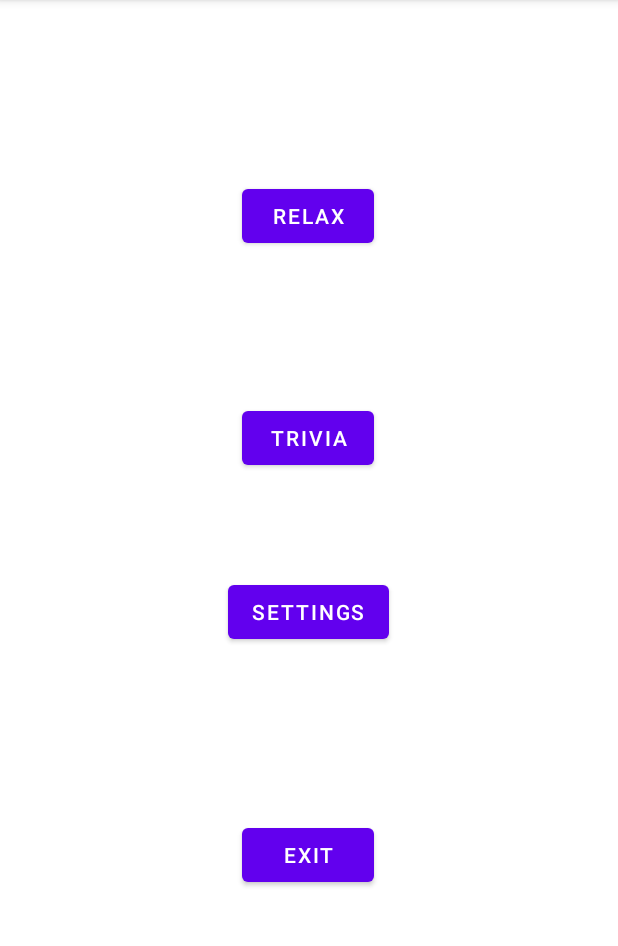
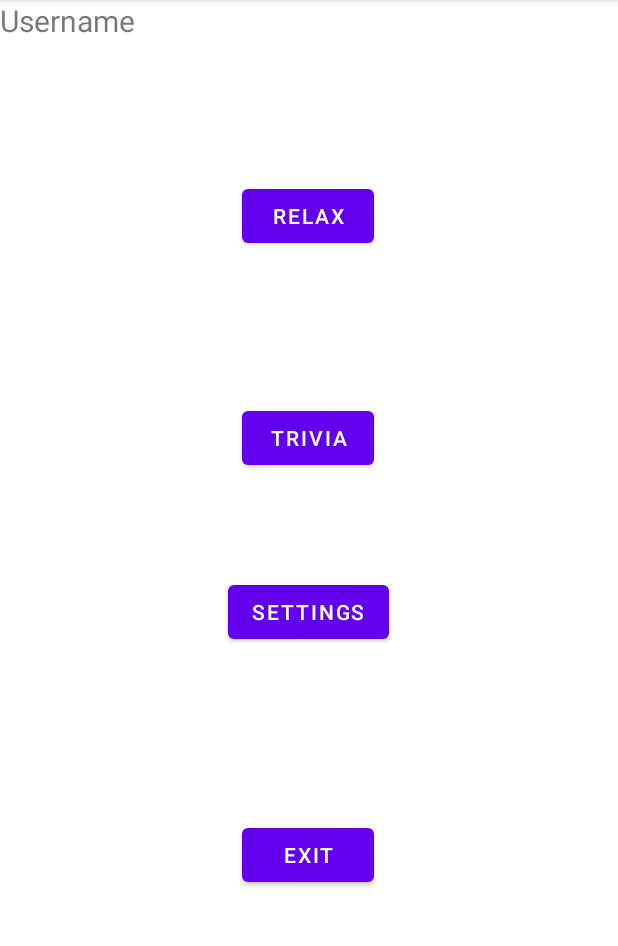
Before and after one commit to Pall00/AndroidProjektiRentoutusApp, an Android app: the SetupMenu screen opened directly, with no data from a screen before it, on a phone screen of 412 x 824 dp, the part 84-1030 px from its top. Run offline under Robolectric (Android 15) with nearby library versions, the phone set to English and light mode, and no system bars.

Commit message:
Adding UI elements and comments

```diff
--- a/app/src/main/AndroidManifest.xml
+++ b/app/src/main/AndroidManifest.xml
@@ -9,6 +9,9 @@
         android:roundIcon="@mipmap/ic_launcher_round"
         android:supportsRtl="true"
         android:theme="@style/Theme.AndroidProjectiRentoutusApp">
+        <activity
+            android:name=".TriviaDetailsActivity"
+            android:exported="false" />
         <activity
             android:name=".activity_trivia"
             android:exported="false" />
--- a/app/src/main/java/com/example/androidprojectirentoutusapp/SetupMenu.java
+++ b/app/src/main/java/com/example/androidprojectirentoutusapp/SetupMenu.java
@@ -3,19 +3,60 @@ package com.example.androidprojectirentoutusapp;
 import androidx.appcompat.app.AppCompatActivity;
 
 import android.content.Intent;
+import android.content.SharedPreferences;
 import android.os.Bundle;
 import android.util.Log;
+import android.view.View;
+import android.widget.TextView;
 
 public class SetupMenu extends AppCompatActivity {
+
+    private static final String EXTRA_USER = "com.example.androidprojektirentoutusapp.USER";
+    //private Intent intent = getIntent();
+    //private int user = intent.getIntExtra(MainActivity.EXTRA_USER, 0);
 
     @Override
     protected void onCreate(Bundle savedInstanceState) {
         super.onCreate(savedInstanceState);
         setContentView(R.layout.activity_setup_menu);
 
+        TextView tv = findViewById(R.id.textViewUsername);
+
         Intent intent = getIntent();
+
         int user = intent.getIntExtra(MainActivity.EXTRA_USER, 0);
 
+        SharedPreferences user1 = getSharedPreferences("User1", MODE_PRIVATE);
+        SharedPreferences user2 = getSharedPreferences("User2", MODE_PRIVATE);
+        SharedPreferences user3 = getSharedPreferences("User3", MODE_PRIVATE);
+
         Log.i("MY_APP", String.valueOf(user));
+
+        if(user == 1){
+            tv.setText((user1.getString("Username", "0")));
+        } else if(user == 2){
+            tv.setText((user2.getString("Username", "0")));
+        } else if(user ==3){
+            tv.setText((user3.getString("Username", "0")));
+        }
+    }
+    public void menuButton(View v){
+        Intent intent = getIntent();
+
+        int user = intent.getIntExtra(MainActivity.EXTRA_USER, 0);
+
+        if(v==findViewById(R.id.relaxButton)){
+            Intent relaxIntent = new Intent(SetupMenu.this, Relaxing.class);
+            relaxIntent.putExtra(EXTRA_USER, user);
+            startActivity(relaxIntent);
+        } else if(v==findViewById(R.id.triviaButton)){
+            Intent triviaIntent = new Intent(SetupMenu.this, activity_trivia.class);
+            triviaIntent.putExtra(EXTRA_USER, user);
+            startActivity(triviaIntent);
+        } else if(v==findViewById(R.id.settingsButton)){
+            //tähän voisi implementoida popup setting menun, pitää selvittää miten
+        } else if(v==findViewById(R.id.exitButton)){
+            //tähän voisi laittaa popupin jossa kysytään haluaako poistua appista vaiko takaisin kirjautumisvalikkoon
+        }
     }
 }
--- a/app/src/main/java/com/example/androidprojectirentoutusapp/activity_trivia.java
+++ b/app/src/main/java/com/example/androidprojectirentoutusapp/activity_trivia.java
@@ -11,4 +11,7 @@ public class activity_trivia extends AppCompatActivity {
         super.onCreate(savedInstanceState);
         setContentView(R.layout.activity_trivia);
     }
+
+    //tehdään singletoni acitivitystä eli tarvitaan kaksi java luokkaa activity ja activity (copy pastea vaan). Tehdään niin että seuraavalle näytölle tulustuu source filuista
+    //tuleva tekstikenttä https://stackoverflow.com/questions/16821182/load-a-simple-text-file-in-android-studio ja https://stackoverflow.com/questions/309424/how-do-i-read-convert-an-inputstream-into-a-string-in-java
 }
--- a/app/src/main/res/layout/activity_setup_menu.xml
+++ b/app/src/main/res/layout/activity_setup_menu.xml
@@ -11,6 +11,7 @@
         android:layout_width="wrap_content"
         android:layout_height="0dp"
         android:layout_marginTop="120dp"
+        android:onClick="menuButton"
         android:text="@string/relaxButton"
         app:layout_constraintEnd_toEndOf="parent"
         app:layout_constraintHorizontal_bias="0.498"
@@ -21,6 +22,7 @@
         android:id="@+id/triviaButton"
         android:layout_width="wrap_content"
         android:layout_height="0dp"
+        android:onClick="menuButton"
         android:layout_marginTop="100dp"
         android:text="@string/triviaButton"
         app:layout_constraintEnd_toEndOf="parent"
@@ -33,6 +35,7 @@
         android:layout_width="wrap_content"
         android:layout_height="0dp"
         android:layout_marginTop="68dp"
+        android:onClick="menuButton"
         android:text="@string/settingsButton"
         app:layout_constraintEnd_toEndOf="parent"
         app:layout_constraintHorizontal_bias="0.498"
@@ -44,10 +47,21 @@
         android:layout_width="wrap_content"
         android:layout_height="wrap_content"
         android:text="@string/exitButton"
+        android:onClick="menuButton"
         app:layout_constraintBottom_toBottomOf="parent"
         app:layout_constraintEnd_toEndOf="parent"
         app:layout_constraintHorizontal_bias="0.498"
         app:layout_constraintStart_toStartOf="parent"
         app:layout_constraintTop_toBottomOf="@+id/settingsButton"
         app:layout_constraintVertical_bias="0.395" />
+
+    <TextView
+        android:id="@+id/textViewUsername"
+        android:layout_width="101dp"
+        android:layout_height="38dp"
+        android:gravity="top"
+        android:textSize="20dp"
+        android:text="@string/textViewUsername"
+        app:layout_constraintStart_toStartOf="parent"
+        app:layout_constraintTop_toTopOf="parent" />
 </androidx.constraintlayout.widget.ConstraintLayout>
--- a/app/src/main/res/values/strings.xml
+++ b/app/src/main/res/values/strings.xml
@@ -7,4 +7,5 @@
     <string name="relaxButton">Relax</string>
     <string name="settingsButton">Settings</string>
     <string name="triviaButton">Trivia</string>
+    <string name="textViewUsername">Username</string>
 </resources>
```
Also changed, not shown: app/src/main/java/com/example/androidprojectirentoutusapp/TriviaDetailsActivity.java (added, +14 -0 lines), app/src/main/res/layout/activity_trivia_details.xml (added, +9 -0 lines).
